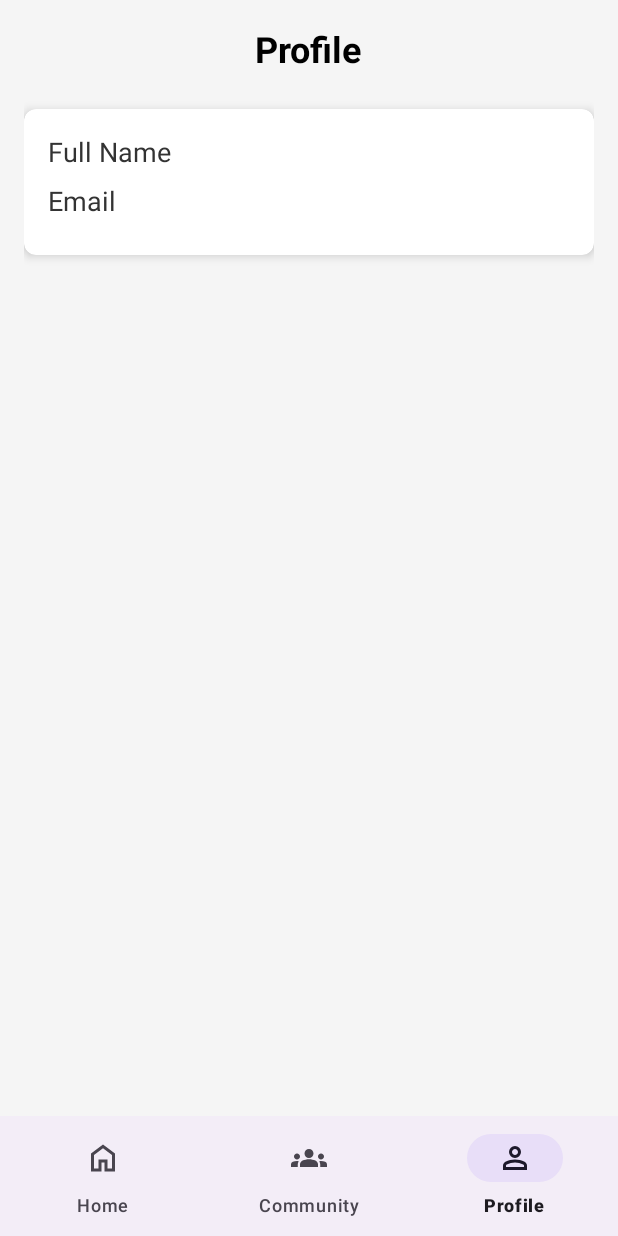
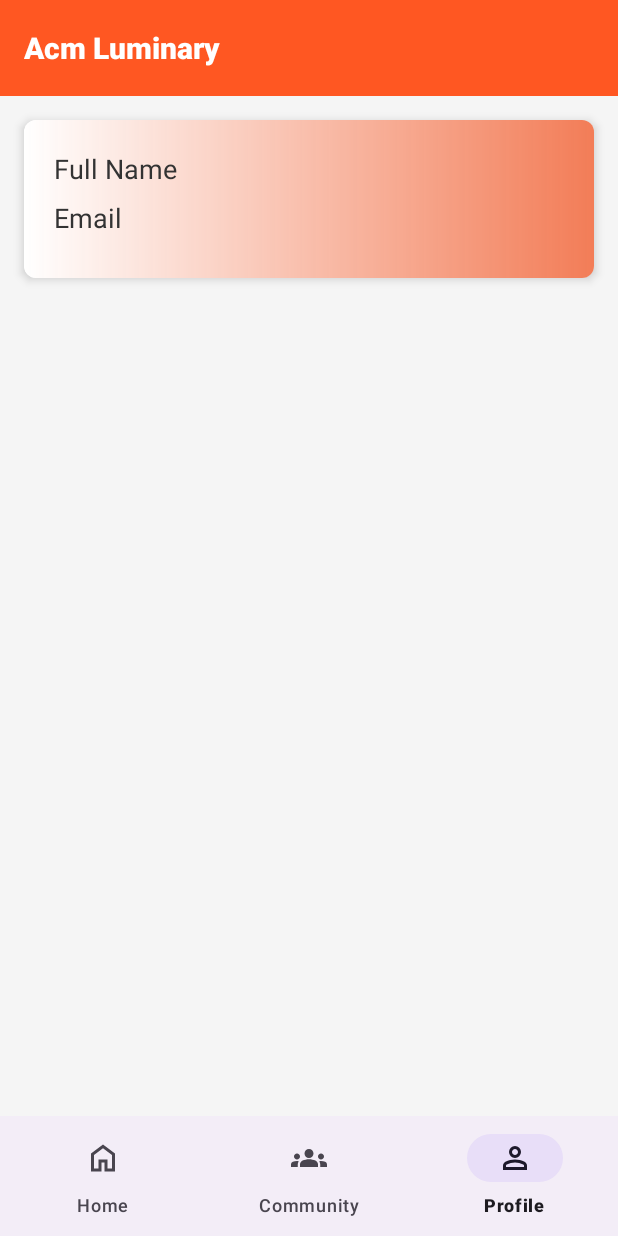
Before and after one commit to nazmulnahid-git/ACM_LU_MINARY, an Android app: the screen it shows after launch once a user with an empty profile is signed in (MainActivity), item 3 of the bottom bar chosen, on a phone screen of 412 x 824 dp. Run offline under Robolectric (Android 15) with nearby library versions, the phone set to English and light mode, and no system bars; our stand-ins replace Firebase (no records; nobody signed in at launch, a user with empty details on screens opened directly).

Commit message:
Adding toolbar

```diff
--- a/app/src/main/res/layout/fragment_home.xml
+++ b/app/src/main/res/layout/fragment_home.xml
@@ -33,6 +33,7 @@
         app:layout_constraintBottom_toBottomOf="parent"
         android:fillViewport="true"
         tools:ignore="NotSibling">
+
 
         <LinearLayout
             android:layout_width="match_parent"
--- a/app/src/main/res/layout/fragment_profile.xml
+++ b/app/src/main/res/layout/fragment_profile.xml
@@ -4,23 +4,22 @@
     android:layout_width="match_parent"
     android:layout_height="match_parent"
     android:orientation="vertical"
-    android:padding="16dp"
     android:background="#F5F5F5">
 
-    <TextView
-        android:layout_width="wrap_content"
-        android:layout_height="wrap_content"
-        android:text="Profile"
-        android:textSize="24sp"
-        android:textStyle="bold"
-        android:textColor="@android:color/black"
-        android:layout_gravity="center"
-        android:layout_marginBottom="24dp" />
+    <androidx.appcompat.widget.Toolbar
+        android:id="@+id/toolbar"
+        android:layout_width="match_parent"
+        android:layout_height="?attr/actionBarSize"
+        android:background="#FF5722"
+        android:titleTextColor="@android:color/white"
+        app:title="Acm Luminary"
+        app:titleTextAppearance="@style/ToolbarTitleText" />
+
 
     <androidx.cardview.widget.CardView
         android:layout_width="match_parent"
         android:layout_height="wrap_content"
-        android:layout_marginBottom="16dp"
+        android:layout_margin="16dp"
         app:cardElevation="4dp"
         app:cardCornerRadius="8dp">
 
@@ -28,7 +27,8 @@
             android:layout_width="match_parent"
             android:layout_height="match_parent"
             android:orientation="vertical"
-            android:padding="16dp">
+            android:padding="20dp"
+            android:background="@drawable/bg">
 
             <TextView
                 android:id="@+id/tvFullName"
--- a/app/src/main/res/layout/item_post.xml
+++ b/app/src/main/res/layout/item_post.xml
@@ -97,7 +97,7 @@
             android:layout_height="wrap_content"
             android:text="Add"
             android:textColor="@android:color/white"
-            android:backgroundTint="#2196F3" />
+            android:backgroundTint="#FF5722" />
 
     </LinearLayout>
 </LinearLayout>
--- a/app/src/main/res/values/strings.xml
+++ b/app/src/main/res/values/strings.xml
@@ -1,4 +1,4 @@
 <resources>
-    <string name="app_name">CpIsFun</string>
+    <string name="app_name">Acm Lu-minary</string>
 
 </resources>
```
Also changed, not shown: app/src/main/res/drawable/code_coding_development_programming_web_webpage_svgrepo_com.xml (deleted, +0 -30 lines), app/src/main/res/layout/fragment_community.xml (+14 -23 lines).
